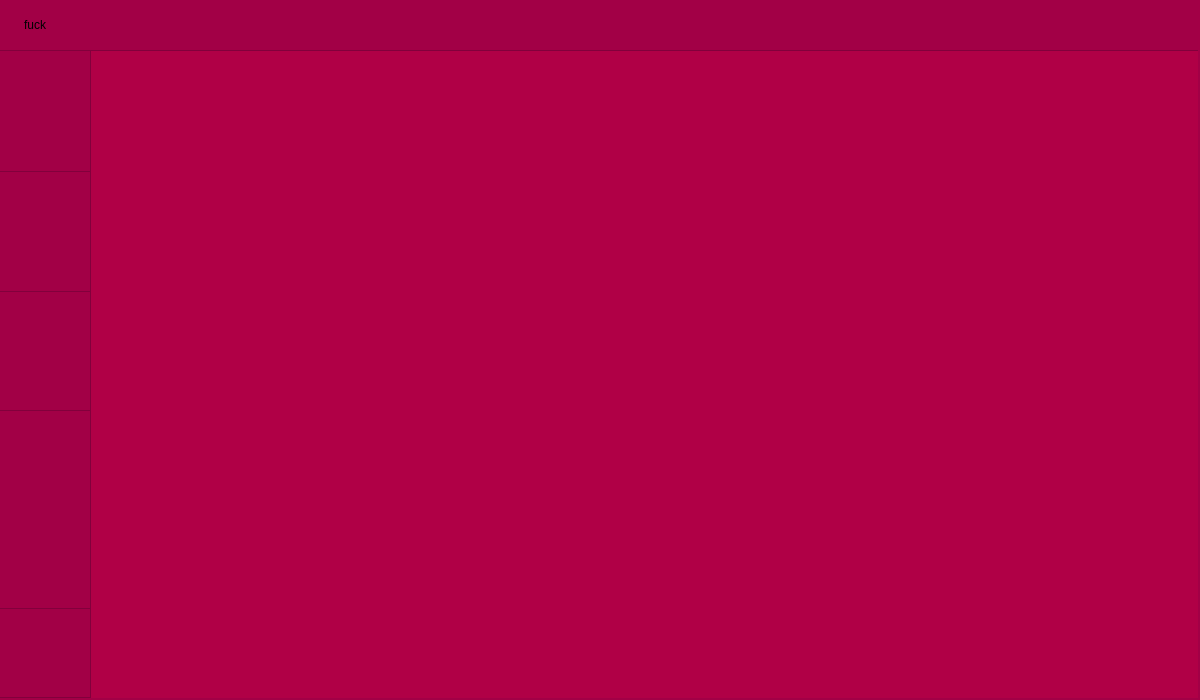
JerryShe/O-Reader, file parser-test/mainwindow.ui: the form before one commit.
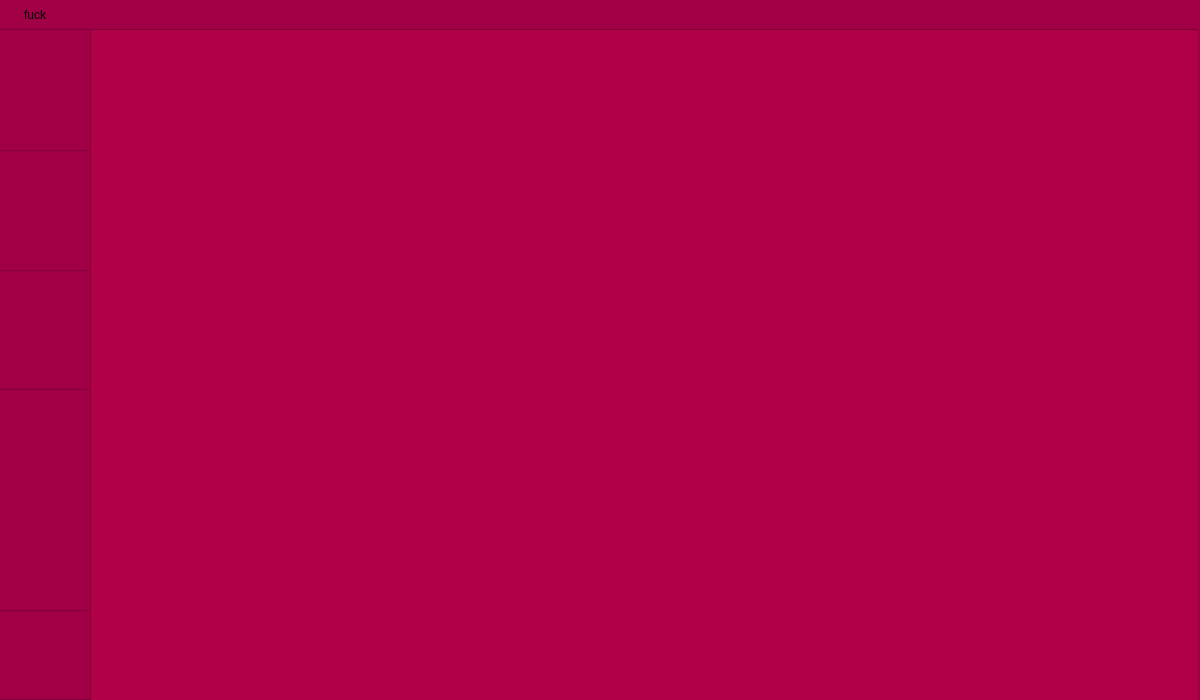
The form after the commit. Icons and pictures are not drawn.

Diff of the .ui file:
```diff
--- a/parser-test/mainwindow.ui
+++ b/parser-test/mainwindow.ui
@@ -110,19 +110,19 @@
      <number>0</number>
     </property>
     <property name="verticalSpacing">
-     <number>5</number>
+     <number>2</number>
     </property>
     <property name="leftMargin">
      <number>0</number>
     </property>
     <property name="topMargin">
-     <number>10</number>
+     <number>5</number>
     </property>
     <property name="rightMargin">
      <number>2</number>
     </property>
     <property name="bottomMargin">
-     <number>2</number>
+     <number>0</number>
     </property>
     <item row="0" column="1">
      <layout class="QHBoxLayout" name="TopButtons">
@@ -150,10 +150,16 @@
       </item>
       <item>
        <widget class="QPushButton" name="min_button">
+        <property name="minimumSize">
+         <size>
+          <width>20</width>
+          <height>20</height>
+         </size>
+        </property>
         <property name="maximumSize">
          <size>
-          <width>30</width>
-          <height>30</height>
+          <width>20</width>
+          <height>20</height>
          </size>
         </property>
         <property name="palette">
@@ -368,14 +374,14 @@
        <widget class="QPushButton" name="full_size_button">
         <property name="minimumSize">
          <size>
-          <width>30</width>
-          <height>30</height>
+          <width>20</width>
+          <height>20</height>
          </size>
         </property>
         <property name="maximumSize">
          <size>
-          <width>30</width>
-          <height>30</height>
+          <width>20</width>
+          <height>20</height>
          </size>
         </property>
         <property name="palette">
@@ -590,14 +596,14 @@
        <widget class="QPushButton" name="exit_button">
         <property name="minimumSize">
          <size>
-          <width>30</width>
-          <height>30</height>
+          <width>20</width>
+          <height>20</height>
          </size>
         </property>
         <property name="maximumSize">
          <size>
-          <width>30</width>
-          <height>30</height>
+          <width>20</width>
+          <height>20</height>
          </size>
         </property>
         <property name="sizeIncrement">
```
Left out of the diff: 10 changed lines with no effect on the pictures.
